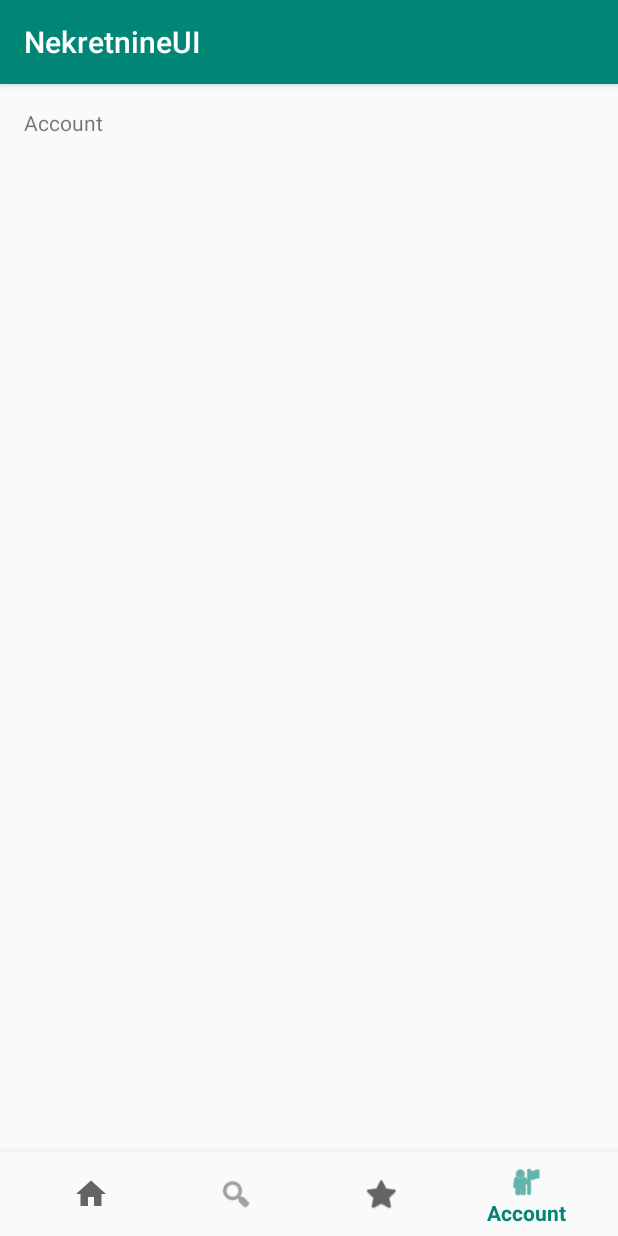
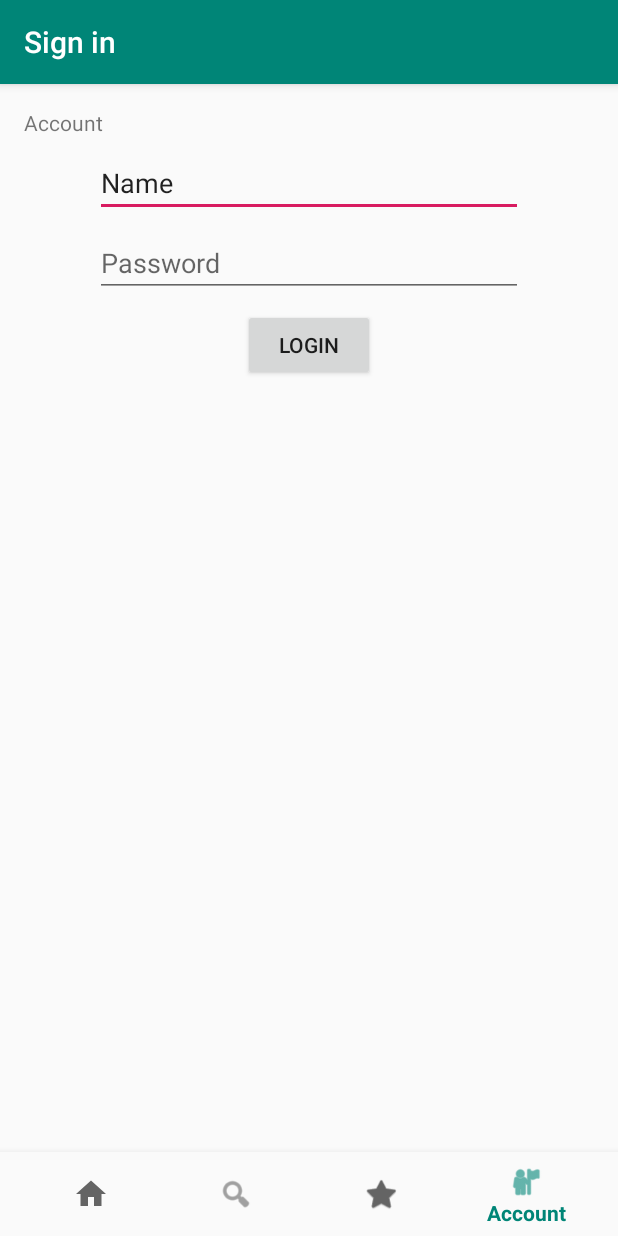
Before and after one commit to vildanap/real_estate, an Android app: the screen it shows after launch (MainActivity before the commit, LoginActivity after it), item 4 of the bottom bar chosen, on a phone screen of 412 x 824 dp. Run offline under Robolectric (Android 15) with nearby library versions, the phone set to English and light mode, and no system bars.

```diff
--- a/app/build.gradle
+++ b/app/build.gradle
@@ -32,4 +32,6 @@ dependencies {
     testImplementation 'junit:junit:4.12'
     androidTestImplementation 'com.android.support.test:runner:1.0.2'
     androidTestImplementation 'com.android.support.test.espresso:espresso-core:3.0.2'
+    implementation 'com.android.support:cardview-v7:28.0.0'
+
 }
--- /dev/null
+++ b/app/src/main/java/com/draos/nekretnine/nekretnineui/LoginActivity.java
@@ -0,0 +1,76 @@
+package com.draos.nekretnine.nekretnineui;
+
+import android.animation.Animator;
+import android.animation.AnimatorListenerAdapter;
+import android.annotation.TargetApi;
+import android.content.Intent;
+import android.content.pm.PackageManager;
+import android.support.annotation.NonNull;
+import android.support.design.widget.BottomNavigationView;
+import android.support.design.widget.Snackbar;
+import android.support.v7.app.AppCompatActivity;
+import android.app.LoaderManager.LoaderCallbacks;
+
+import android.content.CursorLoader;
+import android.content.Loader;
+import android.database.Cursor;
+import android.net.Uri;
+import android.os.AsyncTask;
+
+import android.os.Build;
+import android.os.Bundle;
+import android.provider.ContactsContract;
+import android.text.TextUtils;
+import android.view.KeyEvent;
+import android.view.MenuItem;
+import android.view.View;
+import android.view.View.OnClickListener;
+import android.view.inputmethod.EditorInfo;
+import android.widget.ArrayAdapter;
+import android.widget.AutoCompleteTextView;
+import android.widget.Button;
+import android.widget.EditText;
+import android.widget.TextView;
+
+import java.util.ArrayList;
+import java.util.List;
+
+import static android.Manifest.permission.READ_CONTACTS;
+
+/**
+ * A login screen that offers login via email/password.
+ */
+public class LoginActivity extends AppCompatActivity {
+
+    @Override
+    protected void onCreate(Bundle savedInstanceState) {
+        super.onCreate(savedInstanceState);
+        setContentView(R.layout.activity_login);
+
+        final TextView title = (TextView) findViewById(R.id.message);
+        title.setText("Account");
+        BottomNavigationView navigation = (BottomNavigationView) findViewById(R.id.navigation);
+        navigation.setSelectedItemId(R.id.navigation_account);
+        navigation.setOnNavigationItemSelectedListener(new BottomNavigationView.OnNavigationItemSelectedListener() {
+            @Override
+            public boolean onNavigationItemSelected(@NonNull MenuItem item) {
+                switch (item.getItemId()) {
+                    case R.id.navigation_home:
+                        Intent a = new Intent(LoginActivity.this,MainActivity.class);
+                        startActivity(a);
+                        break;
+                    case R.id.navigation_search:
+                        title.setText("Search");
+                        break;
+                    case R.id.navigation_account:
+                        break;
+                    case R.id.navigation_favourites:
+                        title.setText("Favourites");
+                        break;
+                }
+                return true;
+            }
+        });
+
+    }
+}
--- /dev/null
+++ b/app/src/main/java/com/draos/nekretnine/nekretnineui/MainActivity.java
@@ -0,0 +1,43 @@
+package com.draos.nekretnine.nekretnineui;
+
+import android.content.Intent;
+import android.os.Bundle;
+import android.support.annotation.NonNull;
+import android.support.design.widget.BottomNavigationView;
+import android.support.v7.app.AppCompatActivity;
+import android.view.MenuItem;
+import android.widget.TextView;
+
+public class MainActivity extends AppCompatActivity {
+
+    @Override
+    protected void onCreate(Bundle savedInstanceState) {
+        super.onCreate(savedInstanceState);
+        setContentView(R.layout.activity_main);
+        final TextView title = (TextView) findViewById(R.id.message);
+        title.setText("Home");
+        BottomNavigationView navigation = (BottomNavigationView) findViewById(R.id.navigation);
+        navigation.setOnNavigationItemSelectedListener(new BottomNavigationView.OnNavigationItemSelectedListener() {
+            @Override
+            public boolean onNavigationItemSelected(@NonNull MenuItem item) {
+                switch (item.getItemId()) {
+                    case R.id.navigation_home:
+                        break;
+                    case R.id.navigation_search:
+                        title.setText("Search");
+                        break;
+                    case R.id.navigation_favourites:
+                        title.setText("Favourites");
+                        break;
+                    case R.id.navigation_account:
+                        Intent b = new Intent(MainActivity.this,LoginActivity.class);
+                        startActivity(b);
+                        break;
+                }
+                return true;
+            }
+        });
+    }
+
+
+}
--- a/app/src/main/java/com/draos/nekretnine/nekretnineui/MainActivity.kt
+++ /dev/null
@@ -1,38 +0,0 @@
-package com.draos.nekretnine.nekretnineui
-
-import android.os.Bundle
-import android.support.design.widget.BottomNavigationView
-import android.support.v7.app.AppCompatActivity
-import kotlinx.android.synthetic.main.activity_main.*
-
-class MainActivity : AppCompatActivity() {
-
-    private val mOnNavigationItemSelectedListener = BottomNavigationView.OnNavigationItemSelectedListener { item ->
-        when (item.itemId) {
-            R.id.navigation_home -> {
-                message.setText(R.string.title_home)
-                return@OnNavigationItemSelectedListener true
-            }
-            R.id.navigation_search -> {
-                message.setText(R.string.search_menu_title)
-                return@OnNavigationItemSelectedListener true
-            }
-            R.id.navigation_favourites -> {
-                message.setText(R.string.title_favourites)
-                return@OnNavigationItemSelectedListener true
-            }
-            R.id.navigation_account -> {
-                message.setText(R.string.title_account)
-                return@OnNavigationItemSelectedListener true
-            }
-        }
-        false
-    }
-
-    override fun onCreate(savedInstanceState: Bundle?) {
-        super.onCreate(savedInstanceState)
-        setContentView(R.layout.activity_main)
-
-        navigation.setOnNavigationItemSelectedListener(mOnNavigationItemSelectedListener)
-    }
-}
--- /dev/null
+++ b/app/src/main/res/layout/activity_login.xml
@@ -0,0 +1,64 @@
+<?xml version="1.0" encoding="utf-8"?>
+<android.support.constraint.ConstraintLayout
+        xmlns:android="http://schemas.android.com/apk/res/android"
+        xmlns:app="http://schemas.android.com/apk/res-auto"
+        xmlns:tools="http://schemas.android.com/tools"
+        android:layout_width="match_parent"
+        android:layout_height="match_parent"
+        tools:context=".LoginActivity">
+
+    <TextView
+            android:id="@+id/message"
+            android:layout_width="wrap_content"
+            android:layout_height="wrap_content"
+            android:layout_marginLeft="@dimen/activity_horizontal_margin"
+            android:layout_marginTop="@dimen/activity_vertical_margin"
+            android:text="@string/title_home"
+            app:layout_constraintLeft_toLeftOf="parent"
+            app:layout_constraintTop_toTopOf="parent"
+    />
+
+    <EditText
+            android:layout_width="285dp"
+            android:layout_height="wrap_content"
+            android:inputType="textPersonName"
+            android:text="Name"
+            android:ems="10"
+            android:id="@+id/editText"
+            android:layout_marginTop="8dp" app:layout_constraintTop_toBottomOf="@+id/message"
+            android:layout_marginEnd="8dp" app:layout_constraintEnd_toEndOf="parent" android:layout_marginRight="8dp"
+            android:layout_marginStart="8dp" app:layout_constraintStart_toStartOf="parent"
+            android:layout_marginLeft="8dp"/>
+    <EditText
+            android:layout_width="285dp"
+            android:layout_height="wrap_content"
+            android:inputType="textPassword"
+            android:ems="10"
+            android:id="@+id/editText2"
+            android:layout_marginTop="8dp" app:layout_constraintTop_toBottomOf="@+id/editText"
+            android:layout_marginEnd="8dp" app:layout_constraintEnd_toEndOf="parent" android:layout_marginRight="8dp"
+            android:layout_marginStart="8dp" app:layout_constraintStart_toStartOf="parent"
+            android:layout_marginLeft="8dp" android:hint="Password"/>
+    <Button
+            android:text="Login"
+            android:layout_width="wrap_content"
+            android:layout_height="wrap_content" android:id="@+id/button"
+            android:layout_marginTop="8dp"
+            app:layout_constraintTop_toBottomOf="@+id/editText2" app:layout_constraintEnd_toEndOf="parent"
+            android:layout_marginEnd="8dp" android:layout_marginRight="8dp"
+            app:layout_constraintStart_toStartOf="parent" android:layout_marginLeft="8dp"
+            android:layout_marginStart="8dp"/>
+    <android.support.design.widget.BottomNavigationView
+            android:id="@+id/navigation"
+            android:layout_width="0dp"
+            android:layout_height="wrap_content"
+            android:layout_marginEnd="0dp"
+            android:layout_marginStart="0dp"
+            android:background="?android:attr/windowBackground"
+            app:layout_constraintBottom_toBottomOf="parent"
+            app:layout_constraintLeft_toLeftOf="parent"
+            app:layout_constraintRight_toRightOf="parent"
+            android:layout_alignParentBottom="true"
+            app:menu="@menu/navigation"/>
+
+</android.support.constraint.ConstraintLayout>
```
Also changed, not shown: app/src/main/AndroidManifest.xml (+9 -0 lines), app/src/main/res/layout/activity_main.xml (+64 -2 lines), app/src/main/res/values/strings.xml (+15 -0 lines), app/src/main/res/drawable-hdpi/rent.jpg (added), app/src/main/res/drawable-hdpi/sale.jpg (added).
